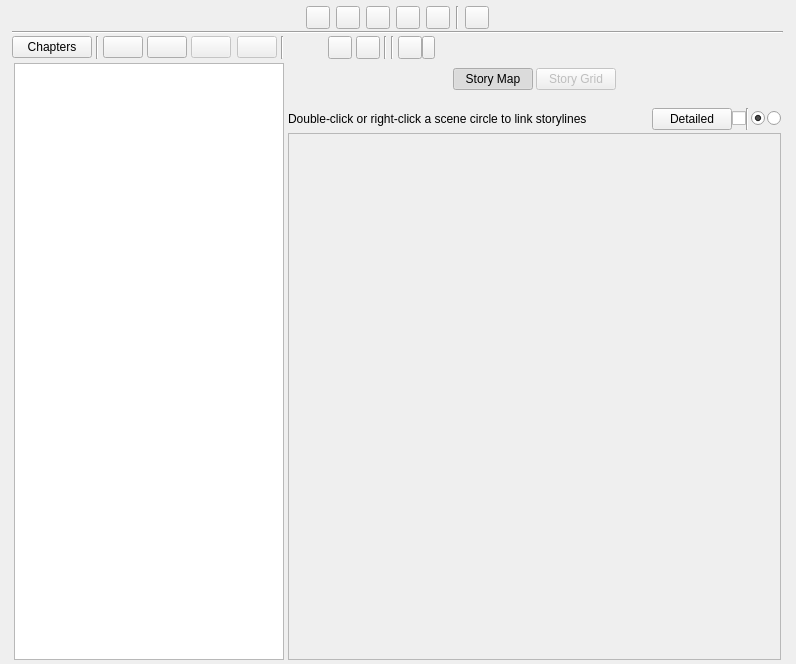
Above: ui/scenes_view.ui from plotlyst/plotlyst-app before the change. Below: the same form after it.
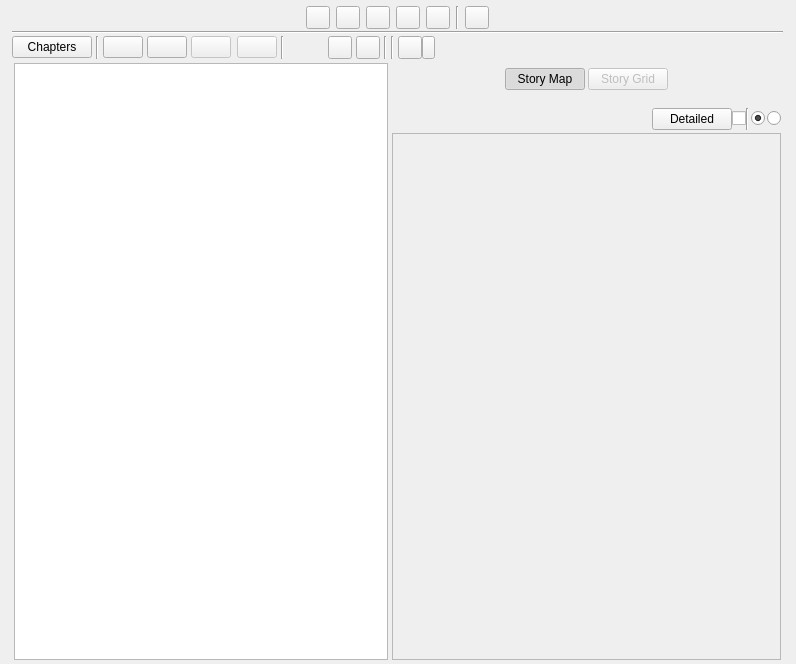
That is the form after the change. The open tabs and pages were chosen to show the change. Custom widgets are drawn as their Qt base class.

Commit message: storygrid previews

```diff
--- a/ui/scenes_view.ui
+++ b/ui/scenes_view.ui
@@ -1118,16 +1118,6 @@
                   <property name="bottomMargin">
                    <number>0</number>
                   </property>
-                  <item>
-                   <widget class="QLabel" name="label">
-                    <property name="text">
-                     <string>Double-click or right-click a scene circle to link storylines</string>
-                    </property>
-                    <property name="description" stdset="0">
-                     <bool>true</bool>
-                    </property>
-                   </widget>
-                  </item>
                   <item>
                    <spacer name="horizontalSpacer_7">
                     <property name="orientation">
@@ -1228,8 +1218,8 @@
                    <rect>
                     <x>0</x>
                     <y>0</y>
-                    <width>98</width>
-                    <height>28</height>
+                    <width>506</width>
+                    <height>513</height>
                    </rect>
                   </property>
                   <property name="sizePolicy">
@@ -1292,6 +1282,12 @@
   </layout>
  </widget>
  <customwidgets>
+  <customwidget>
+   <class>StoryStructureTimelineWidget</class>
+   <extends>QWidget</extends>
+   <header>plotlyst.view.widget.structure.timeline</header>
+   <container>1</container>
+  </customwidget>
   <customwidget>
    <class>ScenesTreeView</class>
    <extends>QTreeView</extends>
@@ -1308,12 +1304,6 @@
    <header>plotlyst.view.widget.cards</header>
    <container>1</container>
   </customwidget>
-  <customwidget>
-   <class>StoryStructureTimelineWidget</class>
-   <extends>QWidget</extends>
-   <header>plotlyst.view.widget.structure.timeline</header>
-   <container>1</container>
-  </customwidget>
   <customwidget>
    <class>RotatedButton</class>
    <extends>QPushButton</extends>
```
Left out of the diff: 8 changed lines with no effect on the pictures. The commit also changes 1 other file.
